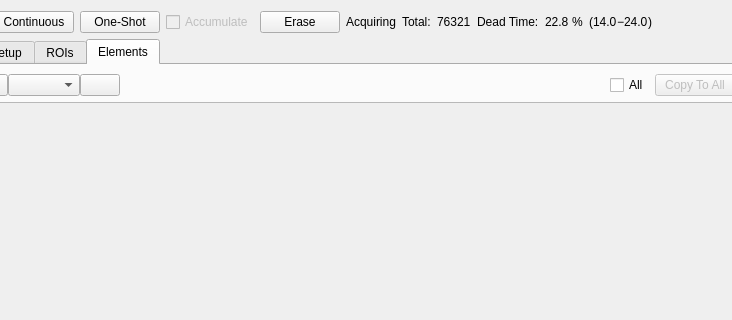
spc-group/haven, file src/firefly/xrf_detector.ui: the form before one commit; both pictures show x 85 to 817 and y 0 to 320 of the 1071 by 759 pixel window.
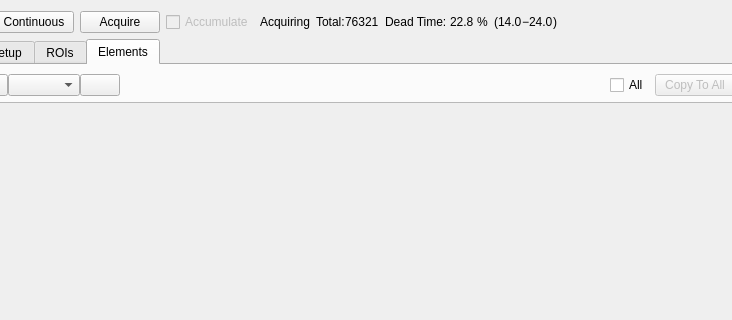
The form after the commit. Custom widgets are drawn as their Qt base class.

Commit message: Re-implented continuous and single trigger buttons for XRF.

```diff
--- a/src/firefly/xrf_detector.ui
+++ b/src/firefly/xrf_detector.ui
@@ -66,13 +66,13 @@
      <item>
       <widget class="QPushButton" name="oneshot_button">
        <property name="text">
-        <string>One-Shot</string>
+        <string>Acquire</string>
        </property>
-       <property name="iconSize">
-        <size>
-         <width>12</width>
-         <height>12</height>
-        </size>
+       <property name="channel" stdset="0">
+        <string>oph://${DEV}.acquire_single</string>
+       </property>
+       <property name="pressValue" stdset="0">
+        <string>1</string>
        </property>
       </widget>
      </item>
@@ -89,28 +89,6 @@
        </property>
       </widget>
      </item>
-     <item>
-      <widget class="PyDMPushButton" name="erase_button">
-       <property name="toolTip">
-        <string>Erase the accumulated spectra.</string>
-       </property>
-       <property name="text">
-        <string>Erase</string>
-       </property>
-       <property name="iconSize">
-        <size>
-         <width>12</width>
-         <height>12</height>
-        </size>
-       </property>
-       <property name="channel" stdset="0">
-        <string>oph://${DEV}.erase</string>
-       </property>
-       <property name="pressValue" stdset="0">
-        <string>1</string>
-       </property>
-      </widget>
-     </item>
      <item>
       <widget class="PyDMLabel" name="PyDMLabel_35">
        <property name="sizePolicy">
@@ -148,6 +126,14 @@
        </property>
       </widget>
      </item>
+     <item>
+      <layout class="QHBoxLayout" name="horizontalLayout_8">
+       <property name="spacing">
+        <number>0</number>
+       </property>
+       <property name="rightMargin">
+        <number>0</number>
+       </property>
      <item>
       <widget class="QLabel" name="label_4">
        <property name="sizePolicy">
@@ -162,7 +148,7 @@
       </widget>
      </item>
      <item>
-      <widget class="PyDMLabel" name="PyDMLabel_33">
+        <widget class="PyDMLabel" name="total_counts_label">
        <property name="sizePolicy">
         <sizepolicy hsizetype="Preferred" vsizetype="Fixed">
          <horstretch>0</horstretch>
@@ -177,18 +163,7 @@
        </property>
       </widget>
      </item>
-     <item>
-      <widget class="QLabel" name="label_6">
-       <property name="sizePolicy">
-        <sizepolicy hsizetype="Preferred" vsizetype="Fixed">
-         <horstretch>0</horstretch>
-         <verstretch>0</verstretch>
-        </sizepolicy>
-       </property>
-       <property name="text">
-        <string>Dead Time:</string>
-       </property>
-      </widget>
+      </layout>
      </item>
      <item>
       <widget class="QWidget" name="deadtime_layout" native="true">
@@ -229,6 +204,19 @@
         <property name="bottomMargin">
          <number>0</number>
         </property>
+        <item>
+         <widget class="QLabel" name="label_6">
+          <property name="sizePolicy">
+           <sizepolicy hsizetype="Preferred" vsizetype="Fixed">
+            <horstretch>0</horstretch>
+            <verstretch>0</verstretch>
+           </sizepolicy>
+          </property>
+          <property name="text">
+           <string>Dead Time:</string>
+          </property>
+         </widget>
+        </item>
         <item>
          <widget class="PyDMLabel" name="deadtime_label">
           <property name="sizePolicy">
```
Left out of the diff: 64 changed lines with no effect on the pictures. Lines whose indentation alone changed are shown as unchanged. The commit also changes 4 other files.
